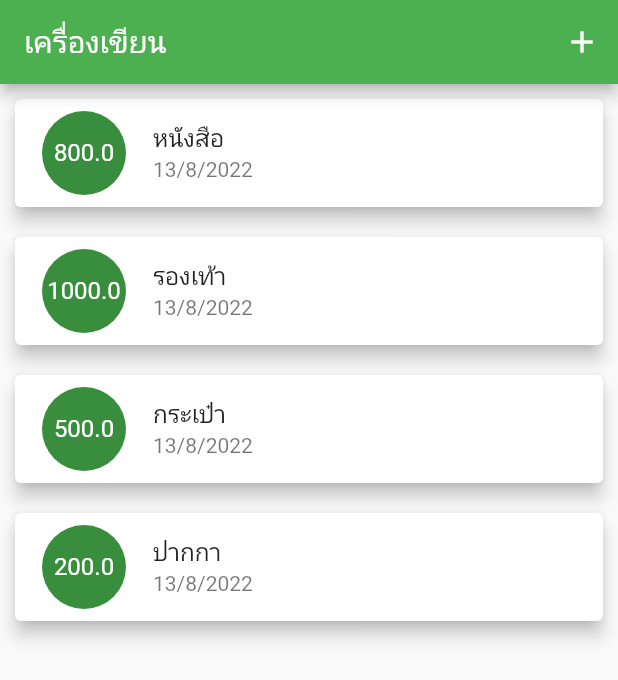
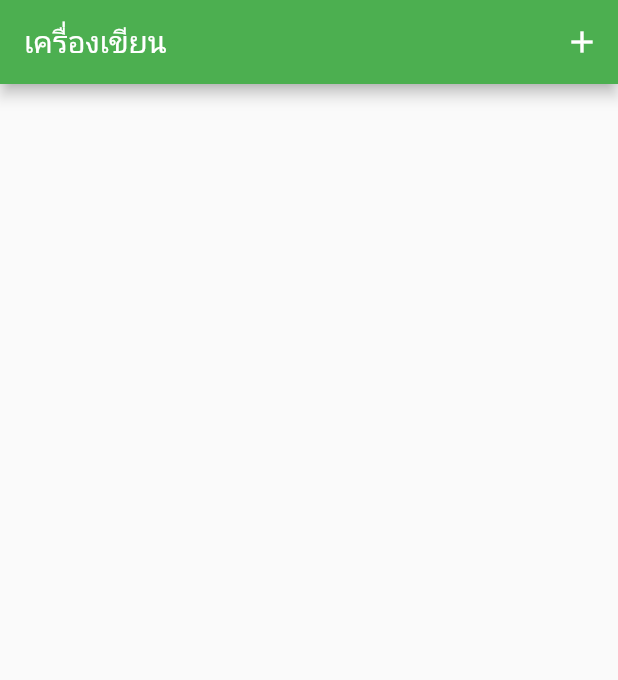
Before and after one commit to rungthiwaa/flutterdatabase, a Flutter app: the screen it shows after launch, on a phone screen of 412 x 824 dp. Shown: the top 680 px of the screen. Run offline on Flutter 3.47's test engine with Material 2 defaults, Android fonts, the phone set to English and light mode, and no system bars.

Commit message:
ปรับรูปบบการแสดงผล

```diff
--- a/lib/main.dart
+++ b/lib/main.dart
@@ -56,8 +56,17 @@ class _MyHomePageState extends State<MyHomePage> {
         ),
         body: Consumer(
           builder: (context, TransactionProvider provider, Widget? child) {
+            var count = provider.transactions.length;
+            if (count < 0) {
+              return Center(
+                child: Text(
+                  "ไม่พบข้อมูล",
+                  style: TextStyle(fontSize: 40),
+                ),
+              );
+            } else {
               return ListView.builder(
-                itemCount: provider.transactions.length,
+                  itemCount: count,
                   itemBuilder: (context, int index) {
                     Transaction data = provider.transactions[index];
                     return Card(
@@ -76,6 +85,7 @@ class _MyHomePageState extends State<MyHomePage> {
                       ),
                     );
                   }); // This trailing comma makes auto-formatting nicer for build methods.
+            }
           },
         ));
   }
--- a/lib/providers/transaction_provider.dart
+++ b/lib/providers/transaction_provider.dart
@@ -3,12 +3,7 @@ import 'package:flutter_database/models/Transaction.dart';
 
 class TransactionProvider with ChangeNotifier {
   //ตัวอย่างข้อมูล
-  List<Transaction> transactions = [
-    Transaction(title: "หนังสือ", amount: 800, date: DateTime.now()),
-    Transaction(title: "รองเท้า", amount: 1000, date: DateTime.now()),
-    Transaction(title: "กระเป๋า", amount: 500, date: DateTime.now()),
-    Transaction(title: "ปากกา", amount: 200, date: DateTime.now()),
-  ];
+  List<Transaction> transactions = [];
 
 //ดึงข้อมูล
   List<Transaction> getTransaction() {
```
Lines whose indentation alone changed are shown as unchanged.
